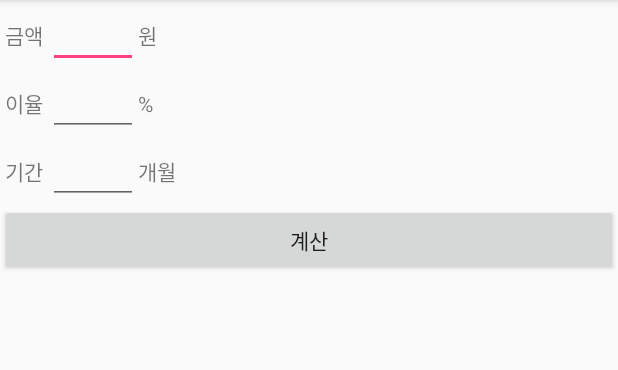
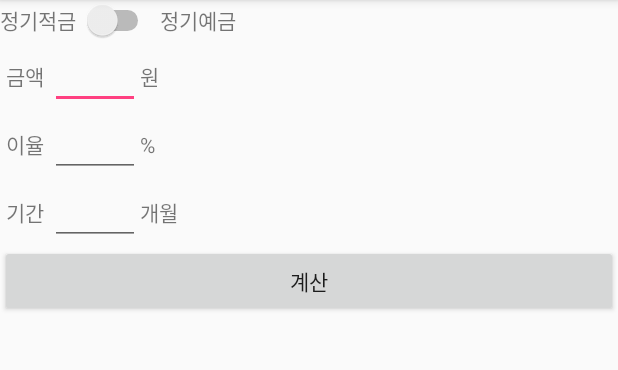
Before and after one commit to hagomy/interest-calculator, an Android app: the screen it shows after launch (MainActivity), on a phone screen of 412 x 824 dp, the part 84-454 px from its top. Run offline under Robolectric (Android 15) with nearby library versions, the phone set to English and light mode, and no system bars.

Commit message:
Add switch

```diff
--- a/app/src/main/kotlin/com/pickth/haeun/calculator/MainActivity.kt
+++ b/app/src/main/kotlin/com/pickth/haeun/calculator/MainActivity.kt
@@ -15,8 +15,14 @@ class MainActivity : AppCompatActivity() {
             val month = et_main_month.text.toString().toInt()
             val won = et_main_won.text
             val per = et_main_per.text
+            if (sw_type.isChecked){
+                //정기예금
+                Toast.makeText(this, "정기예금 ${month+month}월 ${won}원 ${per}%", Toast.LENGTH_LONG).show()
+            }else{
+                //정기적금
+                Toast.makeText(this, "정기적금 ${month+month}월 ${won}원 ${per}%", Toast.LENGTH_LONG).show()
+            }
 
-            Toast.makeText(this, "${month+month}월 ${won}원 ${per}%", Toast.LENGTH_SHORT).show()
         }
     }
 }
--- a/app/src/main/res/layout/activity_main.xml
+++ b/app/src/main/res/layout/activity_main.xml
@@ -10,23 +10,23 @@
 
     <LinearLayout
         android:orientation="horizontal"
-        android:layout_width="wrap_content"
+        android:layout_width="match_parent"
         android:layout_height="wrap_content">
         <TextView
             android:layout_width="wrap_content"
             android:layout_height="wrap_content"
-            android:text=" 금액 " />
-        <EditText
-            android:id="@+id/et_main_won"
-            android:layout_width="60dp"
-            android:layout_height="wrap_content"
-            android:layout_weight="1"
-            android:ems="10"
-            android:inputType="number" />
+            android:text="@string/switch_off"/>
+        <Switch
+            android:id="@+id/sw_type"
+            style="@style/MyTextView"
+            android:textOn="@string/switch_on"
+            android:textOff="@string/switch_off"
+            android:layout_width="wrap_content"
+            android:layout_height="wrap_content" />
         <TextView
             android:layout_width="wrap_content"
             android:layout_height="wrap_content"
-            android:text="원" />
+            android:text="@string/switch_on"/>
     </LinearLayout>
 
     <LinearLayout
@@ -36,18 +36,19 @@
         <TextView
             android:layout_width="wrap_content"
             android:layout_height="wrap_content"
-            android:text=" 이율 " />
+            style="@style/MyTextView"
+            android:text="@string/price"
+            tools:textColor="@color/colorAccent"/>
         <EditText
-            android:id="@+id/et_main_per"
+            android:id="@+id/et_main_won"
             android:layout_width="60dp"
             android:layout_height="wrap_content"
-            android:layout_weight="1"
             android:ems="10"
-            android:inputType="numberDecimal" />
+            android:inputType="number" />
         <TextView
             android:layout_width="wrap_content"
             android:layout_height="wrap_content"
-            android:text="%" />
+            android:text="@string/won" />
     </LinearLayout>
 
     <LinearLayout
@@ -57,22 +58,44 @@
         <TextView
             android:layout_width="wrap_content"
             android:layout_height="wrap_content"
-            android:text=" 기간 " />
+            android:text="@string/rate"
+            style="@style/MyTextView"/>
+        <EditText
+            android:id="@+id/et_main_per"
+            android:layout_width="60dp"
+            android:layout_height="wrap_content"
+            android:ems="10"
+            android:inputType="numberDecimal" />
+        <TextView
+            android:layout_width="wrap_content"
+            android:layout_height="wrap_content"
+            android:text="@string/per" />
+    </LinearLayout>
+
+    <LinearLayout
+        android:orientation="horizontal"
+        android:layout_width="wrap_content"
+        android:layout_height="wrap_content">
+        <TextView
+            android:layout_width="wrap_content"
+            android:layout_height="wrap_content"
+            android:text="@string/period"
+            style="@style/MyTextView" />
         <EditText
             android:id="@+id/et_main_month"
             android:layout_width="60dp"
             android:layout_height="wrap_content"
-            android:layout_weight="1"
             android:ems="10"
             android:inputType="number" />
         <TextView
             android:layout_width="wrap_content"
             android:layout_height="wrap_content"
-            android:text="개월" />
+            android:text="@string/month" />
     </LinearLayout>
+
     <Button
         android:id="@+id/btn_main_cal"
-        android:text="계산"
+        android:text="@string/cal"
         android:layout_width="match_parent"
         android:layout_height="wrap_content" />
 
--- a/app/src/main/res/values/strings.xml
+++ b/app/src/main/res/values/strings.xml
@@ -1,3 +1,13 @@
 <resources>
     <string name="app_name">Calculator</string>
+
+    <string name="switch_on">정기예금</string>
+    <string name="switch_off">정기적금</string>
+    <string name="price">금액</string>
+    <string name="won">원</string>
+    <string name="rate">이율</string>
+    <string name="per">%</string>
+    <string name="period">기간</string>
+    <string name="month">개월</string>
+    <string name="cal">계산</string>
 </resources>
--- a/app/src/main/res/values/styles.xml
+++ b/app/src/main/res/values/styles.xml
@@ -1,11 +1,7 @@
 <resources>
-
-    <!-- Base application theme. -->
-    <style name="AppTheme" parent="Theme.AppCompat.Light.DarkActionBar">
-        <!-- Customize your theme here. -->
-        <item name="colorPrimary">@color/colorPrimary</item>
-        <item name="colorPrimaryDark">@color/colorPrimaryDark</item>
-        <item name="colorAccent">@color/colorAccent</item>
+    <style name="MyTextView">
+        <item name="android:layout_marginLeft">4dp</item>
+        <item name="android:layout_marginRight">4dp</item>
     </style>
 
 </resources>
--- /dev/null
+++ b/app/src/main/res/values/themes.xml
@@ -0,0 +1,12 @@
+<?xml version="1.0" encoding="utf-8"?>
+<resources>
+
+    <!-- Base application theme. -->
+    <style name="AppTheme" parent="Theme.AppCompat.Light.DarkActionBar">
+        <!-- Customize your theme here. -->
+        <item name="colorPrimary">@color/colorPrimary</item>
+        <item name="colorPrimaryDark">@color/colorPrimaryDark</item>
+        <item name="colorAccent">@color/colorAccent</item>
+    </style>
+
+</resources>
```
